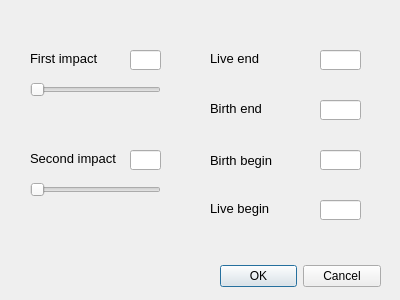
Old version of the form Life3/Life3/gameparamsdialog.ui in the repository alek-sun/Graphics.
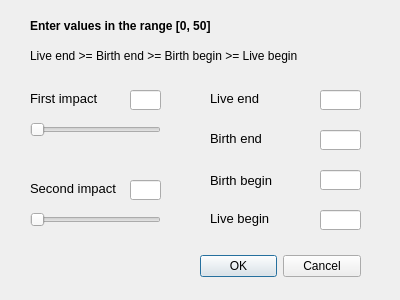
New version of the form. Icons and pictures are not drawn.

The edit to the form file:
```diff
--- a/Life3/Life3/gameparamsdialog.ui
+++ b/Life3/Life3/gameparamsdialog.ui
@@ -10,14 +10,20 @@
     <height>300</height>
    </rect>
   </property>
+  <property name="maximumSize">
+   <size>
+    <width>400</width>
+    <height>300</height>
+   </size>
+  </property>
   <property name="windowTitle">
    <string>Dialog</string>
   </property>
   <widget class="QDialogButtonBox" name="buttonBox">
    <property name="geometry">
     <rect>
-     <x>220</x>
-     <y>260</y>
+     <x>200</x>
+     <y>250</y>
      <width>161</width>
      <height>32</height>
     </rect>
@@ -33,7 +39,7 @@
    <property name="geometry">
     <rect>
      <x>30</x>
-     <y>80</y>
+     <y>120</y>
      <width>131</width>
      <height>20</height>
     </rect>
@@ -46,7 +52,7 @@
    <property name="geometry">
     <rect>
      <x>30</x>
-     <y>180</y>
+     <y>210</y>
      <width>131</width>
      <height>19</height>
     </rect>
@@ -59,7 +65,7 @@
    <property name="geometry">
     <rect>
      <x>30</x>
-     <y>50</y>
+     <y>90</y>
      <width>91</width>
      <height>16</height>
     </rect>
@@ -77,7 +83,7 @@
    <property name="geometry">
     <rect>
      <x>30</x>
-     <y>150</y>
+     <y>180</y>
      <width>91</width>
      <height>16</height>
     </rect>
@@ -95,7 +101,7 @@
    <property name="geometry">
     <rect>
      <x>130</x>
-     <y>50</y>
+     <y>90</y>
      <width>31</width>
      <height>20</height>
     </rect>
@@ -110,7 +116,7 @@
    <property name="geometry">
     <rect>
      <x>130</x>
-     <y>150</y>
+     <y>180</y>
      <width>31</width>
      <height>20</height>
     </rect>
@@ -125,7 +131,7 @@
    <property name="geometry">
     <rect>
      <x>210</x>
-     <y>200</y>
+     <y>210</y>
      <width>91</width>
      <height>16</height>
     </rect>
@@ -143,7 +149,7 @@
    <property name="geometry">
     <rect>
      <x>210</x>
-     <y>50</y>
+     <y>90</y>
      <width>91</width>
      <height>16</height>
     </rect>
@@ -167,7 +173,7 @@
    <property name="geometry">
     <rect>
      <x>210</x>
-     <y>100</y>
+     <y>130</y>
      <width>91</width>
      <height>16</height>
     </rect>
@@ -185,7 +191,7 @@
    <property name="geometry">
     <rect>
      <x>210</x>
-     <y>150</y>
+     <y>170</y>
      <width>91</width>
      <height>21</height>
     </rect>
@@ -203,7 +209,7 @@
    <property name="geometry">
     <rect>
      <x>320</x>
-     <y>50</y>
+     <y>90</y>
      <width>41</width>
      <height>20</height>
     </rect>
@@ -218,7 +224,7 @@
    <property name="geometry">
     <rect>
      <x>320</x>
-     <y>100</y>
+     <y>130</y>
      <width>41</width>
      <height>20</height>
     </rect>
@@ -233,7 +239,7 @@
    <property name="geometry">
     <rect>
      <x>320</x>
-     <y>150</y>
+     <y>170</y>
      <width>41</width>
      <height>20</height>
     </rect>
@@ -248,7 +254,7 @@
    <property name="geometry">
     <rect>
      <x>320</x>
-     <y>200</y>
+     <y>210</y>
      <width>41</width>
      <height>20</height>
     </rect>
@@ -259,6 +265,58 @@
     </font>
    </property>
   </widget>
+  <widget class="QLabel" name="label">
+   <property name="geometry">
+    <rect>
+     <x>30</x>
+     <y>10</y>
+     <width>271</width>
+     <height>31</height>
+    </rect>
+   </property>
+   <property name="font">
+    <font>
+     <pointsize>9</pointsize>
+     <weight>75</weight>
+     <bold>true</bold>
+    </font>
+   </property>
+   <property name="text">
+    <string>Enter values in the range [0, 50]</string>
+   </property>
+   <property name="textFormat">
+    <enum>Qt::PlainText</enum>
+   </property>
+   <property name="scaledContents">
+    <bool>false</bool>
+   </property>
+  </widget>
+  <widget class="QLabel" name="label_2">
+   <property name="geometry">
+    <rect>
+     <x>30</x>
+     <y>40</y>
+     <width>331</width>
+     <height>31</height>
+    </rect>
+   </property>
+   <property name="font">
+    <font>
+     <pointsize>9</pointsize>
+     <weight>50</weight>
+     <bold>false</bold>
+    </font>
+   </property>
+   <property name="text">
+    <string>Live end &gt;= Birth end &gt;= Birth begin &gt;= Live begin</string>
+   </property>
+   <property name="textFormat">
+    <enum>Qt::PlainText</enum>
+   </property>
+   <property name="scaledContents">
+    <bool>false</bool>
+   </property>
+  </widget>
  </widget>
  <resources/>
  <connections>
```
Left out of the diff: 10 changed lines with no effect on the pictures.
